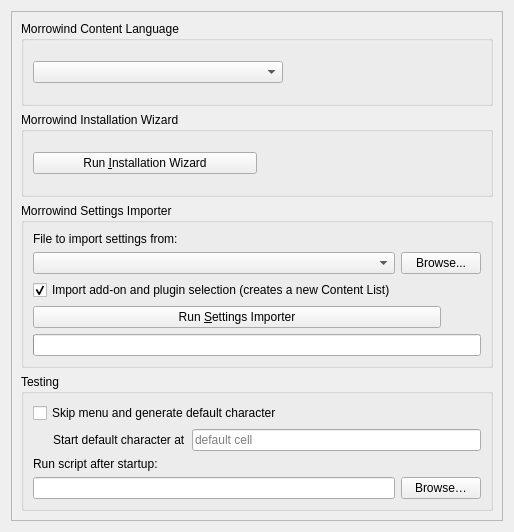
nikamigaming-create/nikami-openmw-lab, file files/ui/settingspage.ui: the form before one commit.
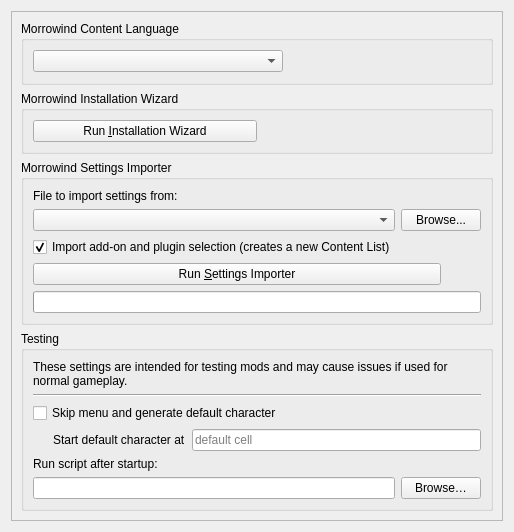
The form after the commit.

Commit message: Adding message indicating the purpose of the "Testing" block

Diff of the .ui file:
```diff
--- a/files/ui/settingspage.ui
+++ b/files/ui/settingspage.ui
@@ -23,9 +23,9 @@
       <property name="geometry">
        <rect>
         <x>0</x>
-        <y>0</y>
+        <y>-44</y>
         <width>473</width>
-        <height>510</height>
+        <height>567</height>
        </rect>
       </property>
       <layout class="QVBoxLayout" name="verticalLayout_3">
@@ -170,6 +170,23 @@
           <string>Testing</string>
          </property>
          <layout class="QVBoxLayout" name="testingGroupVerticalLayout">
+          <item>
+           <widget class="QLabel" name="testingLabel">
+            <property name="text">
+             <string>These settings are intended for testing mods and may cause issues if used for normal gameplay.</string>
+            </property>
+            <property name="wordWrap">
+             <bool>true</bool>
+            </property>
+           </widget>
+          </item>
+          <item>
+           <widget class="Line" name="testingLine">
+            <property name="orientation">
+             <enum>Qt::Horizontal</enum>
+            </property>
+           </widget>
+          </item>
           <item>
            <widget class="QCheckBox" name="skipMenuCheckBox">
             <property name="text">
```
